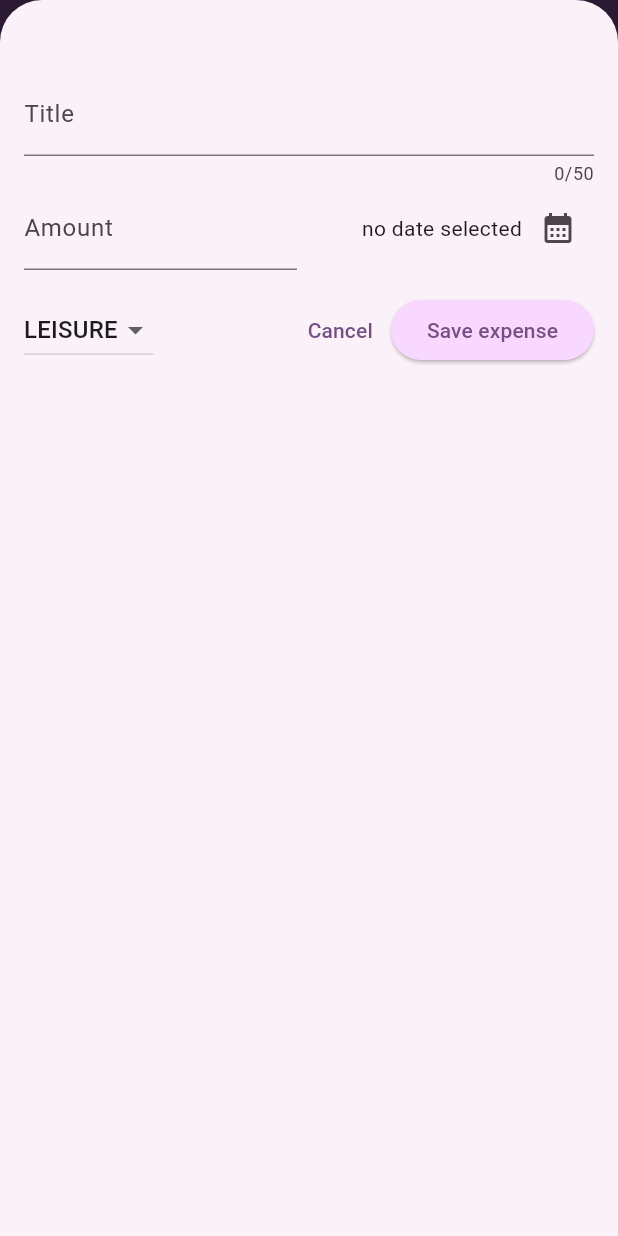
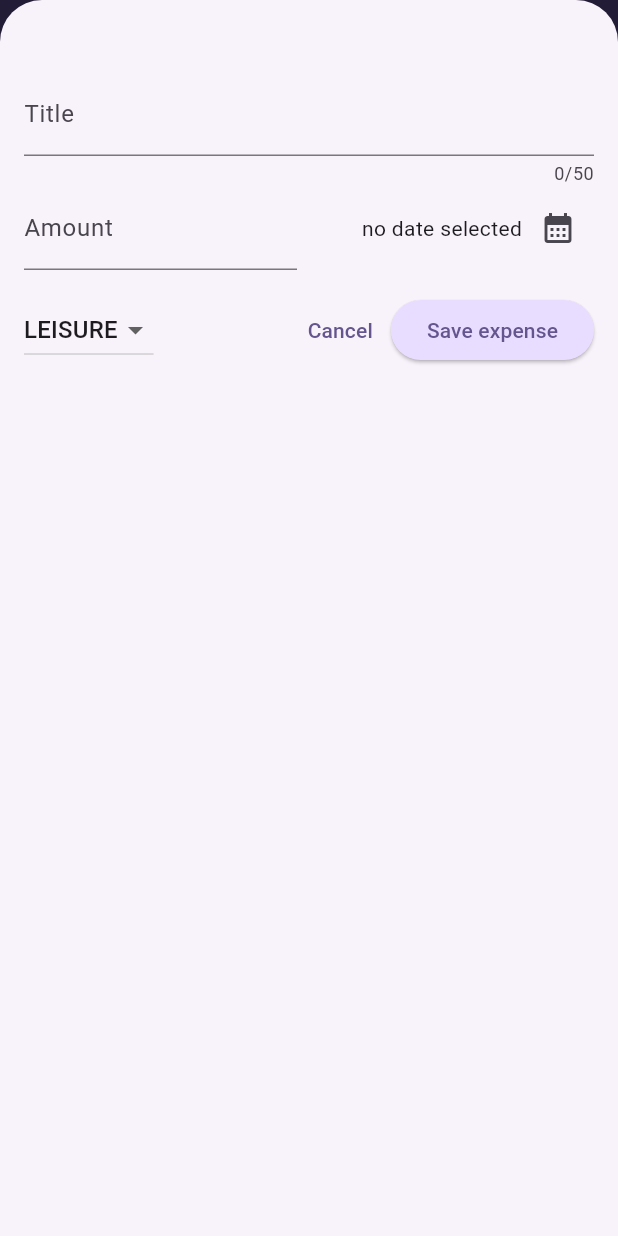
Before and after one commit to bozzimarcello/expense_tracker, a Flutter app: the screen it shows after launch, after a tap on the "add" icon, on a phone screen of 412 x 824 dp. Run offline on Flutter 3.47's test engine with Material 3 defaults, Android fonts, the phone set to English and light mode, and no system bars.

Commit message:
dark theme added

```diff
--- a/lib/main.dart
+++ b/lib/main.dart
@@ -5,12 +5,33 @@ import 'package:expense_tracker/widgets/expenses.dart';
 var kColorScheme = ColorScheme.fromSeed(
   // ColorScheme.fromSeed is a constructor that creates a ColorScheme from a seed color
   // so you can create a color scheme with a primary color and the others are generated from it
-  seedColor: const Color.fromARGB(255, 176, 46, 228),
+  seedColor: const Color.fromARGB(255, 96, 59, 181),
+);
+
+var kDarkColorSckeme = ColorScheme.fromSeed(
+  brightness: Brightness.dark,
+  seedColor: const Color.fromARGB(255, 5, 99, 125),
 );
 
 void main() {
   runApp(
     MaterialApp(
+      darkTheme: ThemeData.dark().copyWith(
+        colorScheme: kDarkColorSckeme,
+        cardTheme: const CardTheme().copyWith(
+          color: kDarkColorSckeme.secondaryContainer,
+          margin: const EdgeInsets.symmetric(
+            horizontal: 16,
+            vertical: 8,
+          ),
+        ),
+        elevatedButtonTheme: ElevatedButtonThemeData(
+          style: ElevatedButton.styleFrom(
+            backgroundColor: kDarkColorSckeme.primaryContainer,
+            foregroundColor: kDarkColorSckeme.onPrimaryContainer,
+          ),
+        ),
+      ),
       theme: ThemeData().copyWith(
         // copyWith lets you create a new ThemeData changing only the properties you want
         colorScheme: kColorScheme,
@@ -38,6 +59,7 @@ void main() {
           ),
         ),
       ),
+      themeMode: ThemeMode.system,
       home: const Expenses(),
     ),
   );
```
